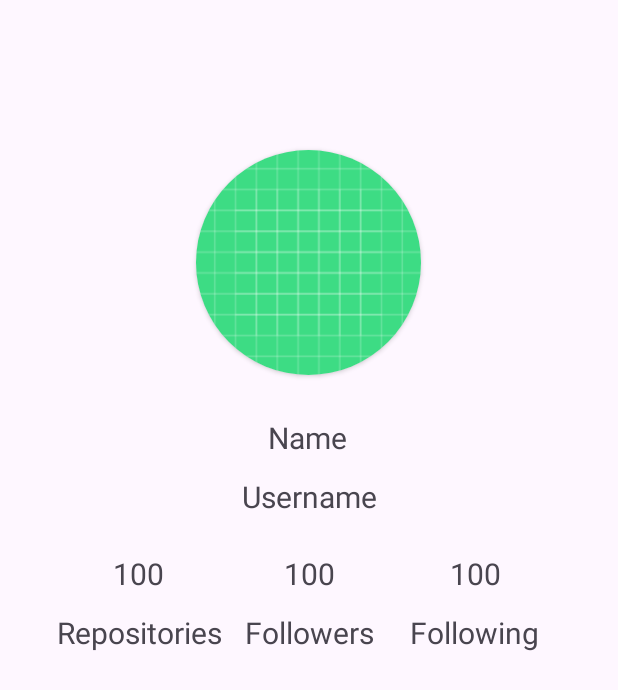
After one commit to abdrafiqanwar/Aplikasi-GitHub-User, an Android app: the DetailActivity screen opened directly, with no data from a screen before it, on a phone screen of 412 x 824 dp. The commit adds this screen. Shown: the top 690 px of the screen. Run offline under Robolectric (Android 15) with nearby library versions, the phone set to English and light mode, and no system bars; pictures from the network do not load; 1 statement that could not run was skipped.

Commit message:
detail user

```diff
--- a/SubmissionAwal/app/src/main/AndroidManifest.xml
+++ b/SubmissionAwal/app/src/main/AndroidManifest.xml
@@ -2,7 +2,7 @@
 <manifest xmlns:android="http://schemas.android.com/apk/res/android"
     xmlns:tools="http://schemas.android.com/tools">
 
-    <uses-permission android:name="android.permission.INTERNET"/>
+    <uses-permission android:name="android.permission.INTERNET" />
 
     <application
         android:allowBackup="true"
@@ -15,6 +15,9 @@
         android:theme="@style/Theme.SubmissionAwal"
         tools:targetApi="31">
         <activity
+            android:name=".ui.DetailActivity"
+            android:exported="false" />
+        <activity
             android:name=".ui.MainActivity"
             android:exported="true">
             <intent-filter>
--- a/SubmissionAwal/app/src/main/java/com/example/submissionawal/data/retrofit/ApiService.kt
+++ b/SubmissionAwal/app/src/main/java/com/example/submissionawal/data/retrofit/ApiService.kt
@@ -1,5 +1,6 @@
 package com.example.submissionawal.data.retrofit
 
+import com.example.submissionawal.data.response.DetailUserResponse
 import com.example.submissionawal.data.response.GithubResponse
 import retrofit2.Call
 import retrofit2.http.*
@@ -9,4 +10,9 @@ interface ApiService {
     fun getUser(
         @Query("q") id: String
     ): Call<GithubResponse>
+
+    @GET("users/{username}")
+    fun getDetailUser(
+        @Path("username") username: String
+    ): Call<DetailUserResponse>
 }
--- /dev/null
+++ b/SubmissionAwal/app/src/main/java/com/example/submissionawal/ui/DetailActivity.kt
@@ -0,0 +1,81 @@
+package com.example.submissionawal.ui
+
+import android.os.Bundle
+import android.service.controls.ControlsProviderService
+import android.util.Log
+import android.view.View
+import androidx.activity.enableEdgeToEdge
+import androidx.appcompat.app.AppCompatActivity
+import androidx.core.view.ViewCompat
+import androidx.core.view.WindowInsetsCompat
+import com.bumptech.glide.Glide
+import com.example.submissionawal.R
+import com.example.submissionawal.data.response.DetailUserResponse
+import com.example.submissionawal.data.retrofit.ApiConfig
+import com.example.submissionawal.databinding.ActivityDetailBinding
+import retrofit2.Call
+import retrofit2.Callback
+import retrofit2.Response
+
+class DetailActivity : AppCompatActivity() {
+
+    private lateinit var binding: ActivityDetailBinding
+
+    override fun onCreate(savedInstanceState: Bundle?) {
+        super.onCreate(savedInstanceState)
+        enableEdgeToEdge()
+        binding = ActivityDetailBinding.inflate(layoutInflater)
+        setContentView(binding.root)
+        ViewCompat.setOnApplyWindowInsetsListener(findViewById(R.id.main)) { v, insets ->
+            val systemBars = insets.getInsets(WindowInsetsCompat.Type.systemBars())
+            v.setPadding(systemBars.left, systemBars.top, systemBars.right, systemBars.bottom)
+            insets
+        }
+
+        val username = intent.getStringExtra("username")
+        detailUser(username.toString())
+    }
+
+    private fun detailUser(path: String){
+        showLoading(true)
+        val client = ApiConfig.getApiService().getDetailUser(path)
+        client.enqueue(object : Callback<DetailUserResponse> {
+            override fun onResponse(
+                call: Call<DetailUserResponse>,
+                response: Response<DetailUserResponse>
+            ) {
+                showLoading(false)
+                if (response.isSuccessful) {
+                    val responseBody = response.body()
+                    if (responseBody != null) {
+                        setDetailUser(responseBody)
+                    }
+                } else {
+                    Log.e(ControlsProviderService.TAG, "onFailure: ${response.message()}")
+                }
+            }
+            override fun onFailure(call: Call<DetailUserResponse>, t: Throwable) {
+                showLoading(false)
+                Log.e(ControlsProviderService.TAG, "onFailure: ${t.message}")
+            }
+        })
+    }
+
+    private fun setDetailUser(user: DetailUserResponse){
+        binding.tvUsername.text = user.login
+        binding.tvName.text = user.name
+        Glide.with(this).load(user.avatarUrl)
+            .into(binding.ivPhoto)
+        binding.tvRepo.text = user.publicRepos.toString()
+        binding.tvFollowers.text = user.followers.toString()
+        binding.tvFollowing.text = user.following.toString()
+    }
+
+    private fun showLoading(isLoading: Boolean) {
+        if (isLoading) {
+            binding.progressBar.visibility = View.VISIBLE
+        } else {
+            binding.progressBar.visibility = View.GONE
+        }
+    }
+}
--- /dev/null
+++ b/SubmissionAwal/app/src/main/res/layout/activity_detail.xml
@@ -0,0 +1,133 @@
+<?xml version="1.0" encoding="utf-8"?>
+<androidx.constraintlayout.widget.ConstraintLayout xmlns:android="http://schemas.android.com/apk/res/android"
+    xmlns:app="http://schemas.android.com/apk/res-auto"
+    xmlns:tools="http://schemas.android.com/tools"
+    android:id="@+id/main"
+    android:layout_width="match_parent"
+    android:layout_height="match_parent"
+    tools:context=".ui.DetailActivity">
+
+    <androidx.cardview.widget.CardView
+        android:id="@+id/cardView"
+        android:layout_width="150dp"
+        android:layout_height="150dp"
+        android:layout_marginTop="100dp"
+        app:cardCornerRadius="150dp"
+        app:layout_constraintEnd_toEndOf="parent"
+        app:layout_constraintHorizontal_bias="0.498"
+        app:layout_constraintStart_toStartOf="parent"
+        app:layout_constraintTop_toTopOf="parent">
+
+        <ImageView
+            android:id="@+id/iv_photo"
+            android:layout_width="match_parent"
+            android:layout_height="match_parent"
+            android:src="@drawable/ic_launcher_background" />
+    </androidx.cardview.widget.CardView>
+
+    <TextView
+        android:id="@+id/tv_name"
+        android:layout_width="wrap_content"
+        android:layout_height="wrap_content"
+        android:layout_marginTop="28dp"
+        android:text="@string/name"
+        style="@style/Text"
+        app:layout_constraintEnd_toEndOf="parent"
+        app:layout_constraintHorizontal_bias="0.498"
+        app:layout_constraintStart_toStartOf="parent"
+        app:layout_constraintTop_toBottomOf="@+id/cardView" />
+
+    <TextView
+        android:id="@+id/tv_username"
+        android:layout_width="wrap_content"
+        android:layout_height="wrap_content"
+        android:layout_marginTop="12dp"
+        android:text="@string/username"
+        style="@style/Text"
+        app:layout_constraintEnd_toEndOf="parent"
+        app:layout_constraintStart_toStartOf="parent"
+        app:layout_constraintTop_toBottomOf="@+id/tv_name" />
+
+    <TextView
+        android:id="@+id/tv_repo"
+        android:layout_width="wrap_content"
+        android:layout_height="wrap_content"
+        android:layout_marginTop="24dp"
+        android:text="@string/repo_number"
+        style="@style/Text"
+        app:layout_constraintEnd_toStartOf="@+id/tv_followers"
+        app:layout_constraintHorizontal_bias="0.487"
+        app:layout_constraintStart_toStartOf="parent"
+        app:layout_constraintTop_toBottomOf="@+id/tv_username" />
+
+    <TextView
+        android:id="@+id/tv_followers"
+        android:layout_width="wrap_content"
+        android:layout_height="wrap_content"
+        android:layout_marginTop="24dp"
+        android:text="@string/repo_number"
+        style="@style/Text"
+        app:layout_constraintEnd_toEndOf="parent"
+        app:layout_constraintStart_toStartOf="parent"
+        app:layout_constraintTop_toBottomOf="@+id/tv_username" />
+
+    <TextView
+        android:id="@+id/tv_following"
+        android:layout_width="wrap_content"
+        android:layout_height="wrap_content"
+        android:layout_marginTop="24dp"
+        android:text="@string/repo_number"
+        style="@style/Text"
+        app:layout_constraintEnd_toEndOf="parent"
+        app:layout_constraintHorizontal_bias="0.496"
+        app:layout_constraintStart_toEndOf="@+id/tv_followers"
+        app:layout_constraintTop_toBottomOf="@+id/tv_username" />
+
+    <TextView
+        style="@style/Text"
+        android:layout_width="wrap_content"
+        android:layout_height="wrap_content"
+        android:layout_marginStart="4dp"
+        android:layout_marginTop="12dp"
+        android:text="@string/repo"
+        app:layout_constraintEnd_toStartOf="@+id/textView3"
+        app:layout_constraintHorizontal_bias="0.695"
+        app:layout_constraintStart_toStartOf="parent"
+        app:layout_constraintTop_toBottomOf="@+id/tv_repo" />
+
+    <TextView
+        android:id="@+id/textView3"
+        style="@style/Text"
+        android:layout_width="wrap_content"
+        android:layout_height="wrap_content"
+        android:layout_marginTop="12dp"
+        android:text="@string/followers"
+        app:layout_constraintEnd_toEndOf="parent"
+        app:layout_constraintStart_toStartOf="parent"
+        app:layout_constraintTop_toBottomOf="@+id/tv_followers" />
+
+    <TextView
+        android:id="@+id/textView"
+        style="@style/Text"
+        android:layout_width="wrap_content"
+        android:layout_height="wrap_content"
+        android:layout_marginStart="8dp"
+        android:layout_marginTop="12dp"
+        android:text="@string/following"
+        app:layout_constraintEnd_toEndOf="parent"
+        app:layout_constraintHorizontal_bias="0.235"
+        app:layout_constraintStart_toEndOf="@+id/textView3"
+        app:layout_constraintTop_toBottomOf="@+id/tv_following" />
+
+    <ProgressBar
+        android:id="@+id/progressBar"
+        style="?android:attr/progressBarStyle"
+        android:layout_width="wrap_content"
+        android:layout_height="wrap_content"
+        android:visibility="gone"
+        app:layout_constraintBottom_toBottomOf="parent"
+        app:layout_constraintEnd_toEndOf="parent"
+        app:layout_constraintStart_toStartOf="parent"
+        app:layout_constraintTop_toTopOf="parent"
+        tools:visibility="visible" />
+</androidx.constraintlayout.widget.ConstraintLayout>
--- a/SubmissionAwal/app/src/main/res/values-night/themes.xml
+++ b/SubmissionAwal/app/src/main/res/values-night/themes.xml
@@ -4,4 +4,10 @@
         <!-- Customize your dark theme here. -->
         <!-- <item name="colorPrimary">@color/my_dark_primary</item> -->
     </style>
+
+    <style name="Text">
+        <item name="android:textSize">20dp</item>
+        <item name="fontFamily">sans-serif</item>
+    </style>
+
 </resources>
--- a/SubmissionAwal/app/src/main/res/values/strings.xml
+++ b/SubmissionAwal/app/src/main/res/values/strings.xml
@@ -3,4 +3,11 @@
     <string name="username">Username</string>
     <string name="user_url">User URL</string>
     <string name="searchbar_hint">Kepo kamu ya</string>
+    <string name="name">Name</string>
+    <string name="following">Following</string>
+    <string name="followers">Followers</string>
+    <string name="repo">Repositories</string>
+    <string name="following_number">100</string>
+    <string name="followers_number">100</string>
+    <string name="repo_number">100</string>
 </resources>
--- a/SubmissionAwal/app/src/main/res/values/themes.xml
+++ b/SubmissionAwal/app/src/main/res/values/themes.xml
@@ -5,5 +5,10 @@
         <!-- <item name="colorPrimary">@color/my_light_primary</item> -->
     </style>
 
+    <style name="Text">
+        <item name="android:textSize">20dp</item>
+        <item name="fontFamily">sans-serif</item>
+    </style>
+
     <style name="Theme.SubmissionAwal" parent="Base.Theme.SubmissionAwal" />
 </resources>
```
Also changed, not shown: SubmissionAwal/app/src/main/java/com/example/submissionawal/data/response/DetailUserResponse.kt (added, +102 -0 lines), SubmissionAwal/app/src/main/java/com/example/submissionawal/ui/UserAdapter.kt (+7 -0 lines).
